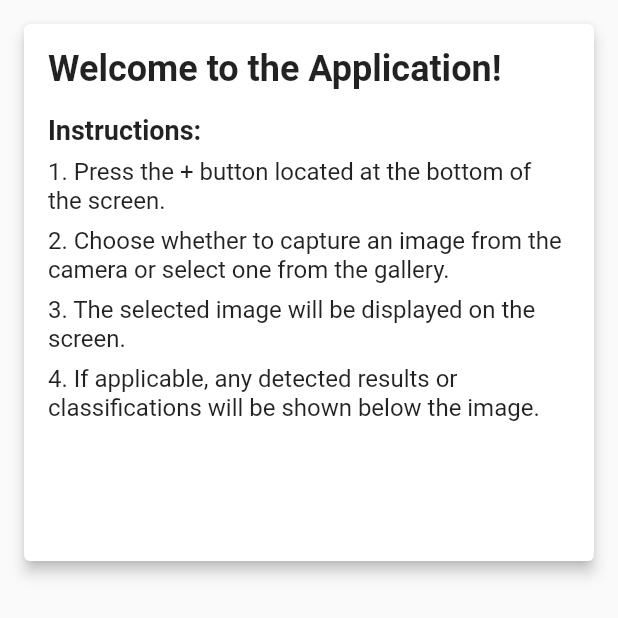
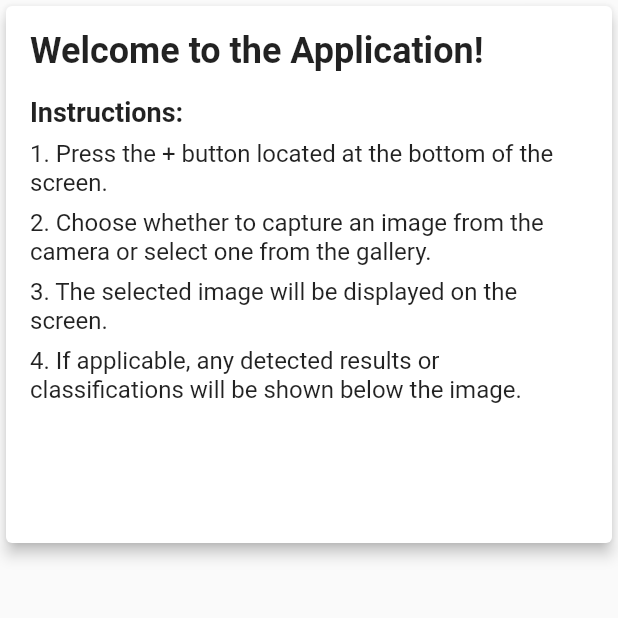
Before and after one commit to mfarouuk/leafdiseaseapp, a Flutter app: the homeScreen screen opened directly, on a phone screen of 412 x 824 dp, the top half of it. Run offline on Flutter 3.47's test engine with Material 2 defaults, Android fonts, the phone set to English and light mode, and no system bars; our stand-ins replace cloud_firestore, firebase_auth, firebase_core, firebase_storage, image_picker; missing offline and left inert: spincircle_bottom_bar, tflite; accounts and stored records are empty.

Commit message:
home screen error and updated edit porfile in firebase auth

```diff
--- a/lib/edit_profile_screen.dart
+++ b/lib/edit_profile_screen.dart
@@ -151,7 +151,9 @@ class _EditProfileScreenState extends State<EditProfileScreen> {
         'name': nameController.text.trim(),
         'email': emailController.text.trim(),
         'password': pwdController.text.trim(),
+
       });
+      FirebaseAuth.instance.currentUser?.updatePassword(pwdController.text.trim());
     }
    setState(() {
 
--- a/lib/home_screen.dart
+++ b/lib/home_screen.dart
@@ -102,7 +102,7 @@ class _homeScreen extends State<homeScreen> {
                     children: [
                       Card(
                         elevation: 4,
-                        margin: EdgeInsets.all(16.0),
+                        margin: EdgeInsets.all(4.0),
                         child: Padding(
                           padding: EdgeInsets.all(16.0),
                           child: Column(
```
